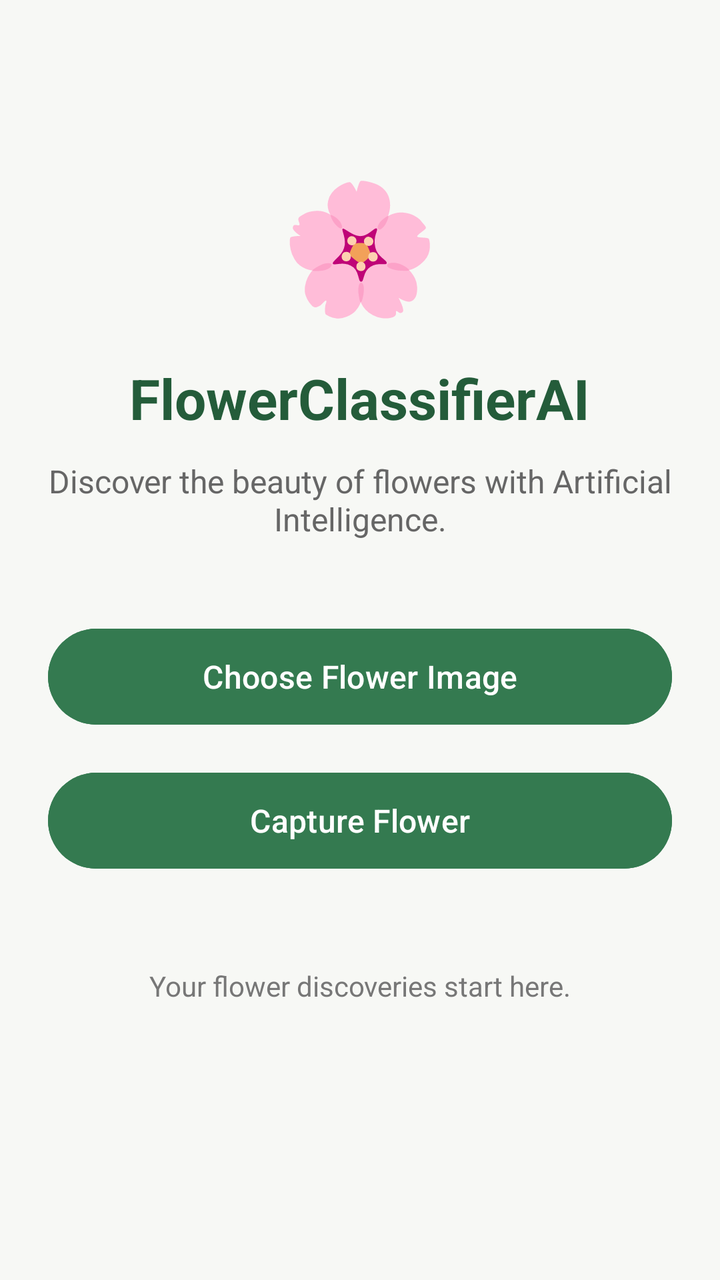
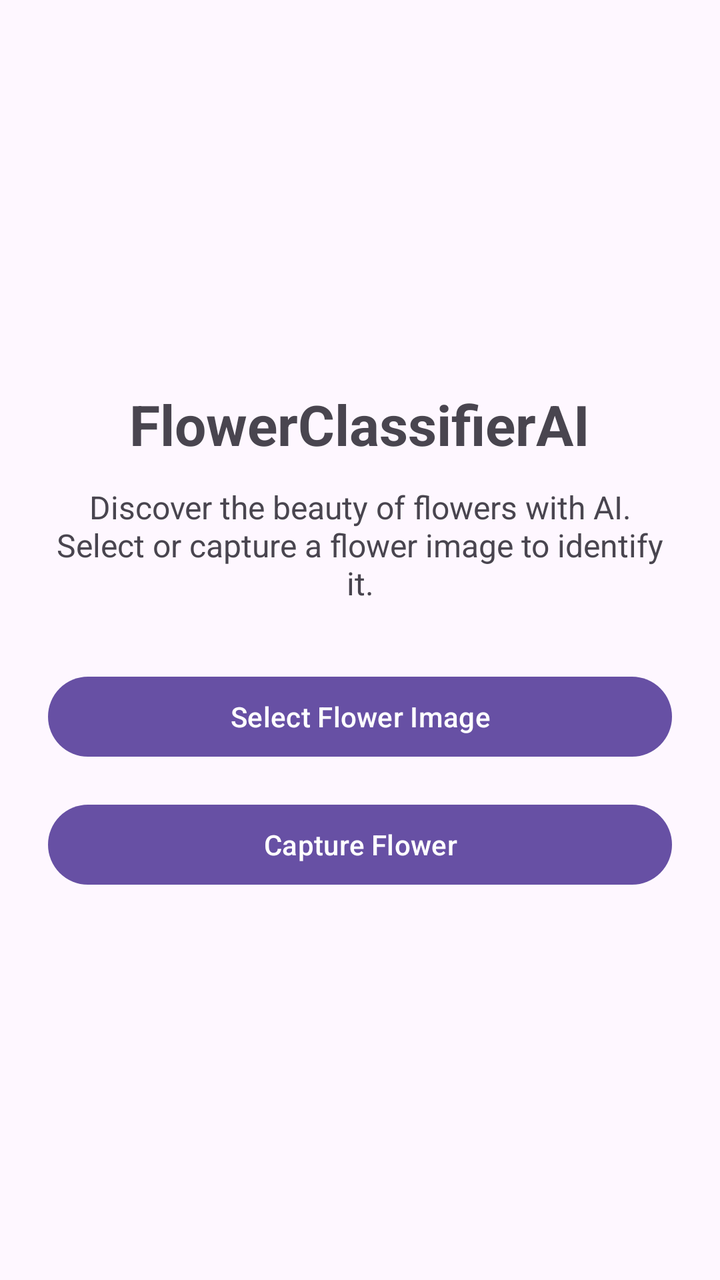

Two renders of the same Android screen: before a commit and after it. Below are the layout's source before the change and the commit's diff.
<!-- AndroidManifest.xml: application theme Theme.FlowerClassifierAi -->
<!-- res/layout/activity_main.xml -->
<?xml version="1.0" encoding="utf-8"?>
<ScrollView xmlns:android="http://schemas.android.com/apk/res/android"
    android:layout_width="match_parent"
    android:layout_height="match_parent"
    android:background="#F7F8F5"
    android:fillViewport="true">

    <LinearLayout
        android:id="@+id/main"
        android:layout_width="match_parent"
        android:layout_height="wrap_content"
        android:orientation="vertical"
        android:gravity="center_horizontal"
        android:padding="24dp">

        <TextView
            android:layout_width="wrap_content"
            android:layout_height="wrap_content"
            android:text="@string/flowLanding"
            android:textSize="64sp"
            android:layout_marginTop="55dp" />

        <TextView
            android:layout_width="wrap_content"
            android:layout_height="wrap_content"
            android:text="FlowerClassifierAI"
            android:textColor="#245C3A"
            android:textSize="28sp"
            android:textStyle="bold"
            android:layout_marginTop="16dp" />

        <TextView
            android:layout_width="match_parent"
            android:layout_height="wrap_content"
            android:text="@string/discover_the_beauty_of_flowers_with_artificial_intelligence"
            android:textColor="#666666"
            android:textSize="16sp"
            android:gravity="center"
            android:layout_marginTop="12dp"
            android:layout_marginBottom="40dp" />

        <Button
            android:id="@+id/btnSelectImage"
            android:layout_width="match_parent"
            android:layout_height="56dp"
            android:text="@string/choose_flower_image"
            android:textAllCaps="false"
            android:textSize="16sp"
            android:backgroundTint="#347A50" />

        <Button
            android:id="@+id/btnCamera"
            android:layout_width="match_parent"
            android:layout_height="56dp"
            android:text="@string/capture_flower"
            android:textAllCaps="false"
            android:textSize="16sp"
            android:backgroundTint="#347A50"
            android:layout_marginTop="16dp" />

        <TextView
            android:layout_width="wrap_content"
            android:layout_height="wrap_content"
            android:text="Your flower discoveries start here."
            android:textColor="#777777"
            android:textSize="14sp"
            android:layout_marginTop="45dp" />

    </LinearLayout>

</ScrollView>
<!-- resources referenced by this layout -->
<resources>
  <string name="capture_flower">Capture Flower</string>
  <string name="choose_flower_image">Choose Flower Image</string>
  <string name="discover_the_beauty_of_flowers_with_artificial_intelligence">Discover the beauty of flowers with Artificial Intelligence.</string>
  <string name="flowLanding">🌸</string>
  <style name="Theme.FlowerClassifierAi" parent="Base.Theme.FlowerClassifierAi" />
  <style name="Base.Theme.FlowerClassifierAi" parent="Theme.Material3.DayNight.NoActionBar">
          
          
      </style>
</resources>

<!-- the commit's change to res/layout/activity_main.xml (unified diff, before → after) -->
@@ -2,69 +2,52 @@
 <ScrollView xmlns:android="http://schemas.android.com/apk/res/android"
     android:layout_width="match_parent"
     android:layout_height="match_parent"
-    android:background="#F7F8F5"
     android:fillViewport="true">
 
     <LinearLayout
-        android:id="@+id/main"
         android:layout_width="match_parent"
         android:layout_height="wrap_content"
         android:orientation="vertical"
-        android:gravity="center_horizontal"
+        android:gravity="center"
         android:padding="24dp">
 
         <TextView
             android:layout_width="wrap_content"
             android:layout_height="wrap_content"
-            android:text="@string/flowLanding"
-            android:textSize="64sp"
-            android:layout_marginTop="55dp" />
-
-        <TextView
-            android:layout_width="wrap_content"
-            android:layout_height="wrap_content"
             android:text="FlowerClassifierAI"
-            android:textColor="#245C3A"
             android:textSize="28sp"
             android:textStyle="bold"
-            android:layout_marginTop="16dp" />
+            android:layout_marginBottom="12dp" />
 
         <TextView
             android:layout_width="match_parent"
             android:layout_height="wrap_content"
-            android:text="@string/discover_the_beauty_of_flowers_with_artificial_intelligence"
-            android:textColor="#666666"
+            android:text="Discover the beauty of flowers with AI. Select or capture a flower image to identify it."
             android:textSize="16sp"
             android:gravity="center"
-            android:layout_marginTop="12dp"
-            android:layout_marginBottom="40dp" />
+            android:layout_marginBottom="32dp" />
 
         <Button
             android:id="@+id/btnSelectImage"
             android:layout_width="match_parent"
-            android:layout_height="56dp"
-            android:text="@string/choose_flower_image"
-            android:textAllCaps="false"
-            android:textSize="16sp"
-            android:backgroundTint="#347A50" />
+            android:layout_height="wrap_content"
+            android:text="Select Flower Image" />
 
         <Button
             android:id="@+id/btnCamera"
             android:layout_width="match_parent"
-            android:layout_height="56dp"
-            android:text="@string/capture_flower"
-            android:textAllCaps="false"
-            android:textSize="16sp"
-            android:backgroundTint="#347A50"
+            android:layout_height="wrap_content"
+            android:text="Capture Flower"
             android:layout_marginTop="16dp" />
 
-        <TextView
-            android:layout_width="wrap_content"
-            android:layout_height="wrap_content"
-            android:text="Your flower discoveries start here."
-            android:textColor="#777777"
-            android:textSize="14sp"
-            android:layout_marginTop="45dp" />
+        <ImageView
+            android:id="@+id/imagePreview"
+            android:layout_width="match_parent"
+            android:layout_height="280dp"
+            android:layout_marginTop="24dp"
+            android:scaleType="centerInside"
+            android:contentDescription="Selected flower image"
+            android:visibility="gone" />
 
     </LinearLayout>
 
<!-- resource entries referenced after the edit -->
@@ -1,9 +1,5 @@
 <!-- resources referenced by this layout -->
 <resources>
-  <string name="capture_flower">Capture Flower</string>
-  <string name="choose_flower_image">Choose Flower Image</string>
-  <string name="discover_the_beauty_of_flowers_with_artificial_intelligence">Discover the beauty of flowers with Artificial Intelligence.</string>
-  <string name="flowLanding">🌸</string>
   <style name="Theme.FlowerClassifierAi" parent="Base.Theme.FlowerClassifierAi" />
   <style name="Base.Theme.FlowerClassifierAi" parent="Theme.Material3.DayNight.NoActionBar">
           
